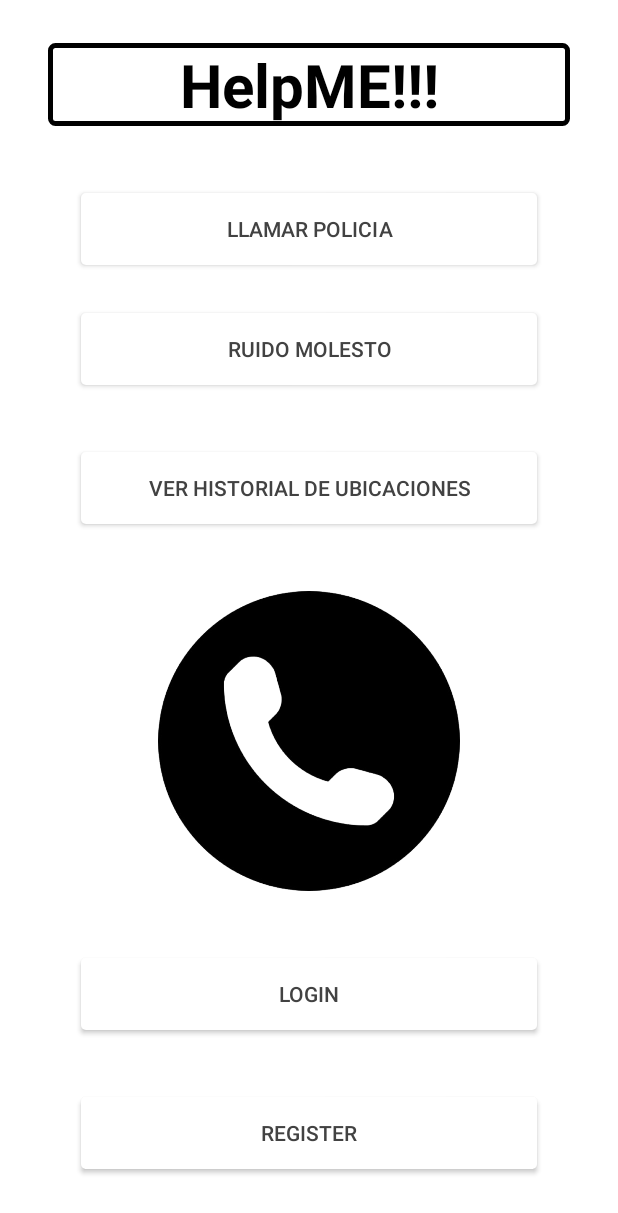
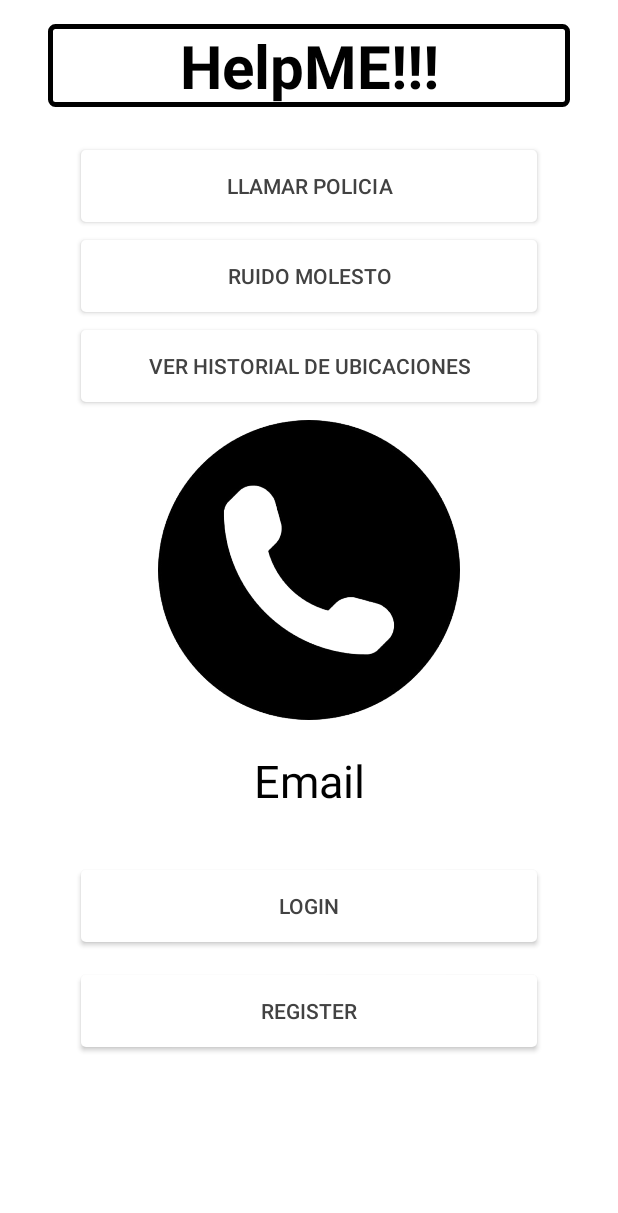
Before and after one commit to felipetoro04/AppSemestralV1, an Android app: the screen it shows after launch (MainActivity), on a phone screen of 412 x 824 dp. Shown: the top 1213 px of the screen. Run offline under Robolectric (Android 15) with nearby library versions, the phone set to English and light mode, and no system bars.

Commit message:
First Oficial commit

```diff
--- a/app/src/main/java/com/example/appsemestralv1/MainActivity.java
+++ b/app/src/main/java/com/example/appsemestralv1/MainActivity.java
@@ -3,12 +3,49 @@ package com.example.appsemestralv1;
 import androidx.appcompat.app.AppCompatActivity;
 
 import android.os.Bundle;
+import android.view.View;
+import android.widget.Button;
+import android.widget.TextView;
+import android.widget.Toast;
 
-public class MainActivity extends AppCompatActivity {
+import com.google.android.material.floatingactionbutton.FloatingActionButton;
+
+public class MainActivity extends AppCompatActivity  implements DialogLogin.DialogLoginListener{
+    private Button loginbutton;
+    private TextView textView_Email;
+
+
 
     @Override
     protected void onCreate(Bundle savedInstanceState) {
         super.onCreate(savedInstanceState);
         setContentView(R.layout.activity_main);
+        textView_Email = findViewById(R.id.textView_email);
+
+
+        loginbutton = (Button) findViewById(R.id.LoginButton);
+        loginbutton.setOnClickListener(new View.OnClickListener() {
+            @Override
+            public void onClick(View v) {
+                openDialog();
+
+
+
+            }
+        });
+
     }
-}
+    public void openDialog(){
+        DialogLogin dialogLogin = new DialogLogin();
+        dialogLogin.show(getSupportFragmentManager(),"dialog Login");
+
+
+    }
+    @Override
+    public  void  applyTexts(String email){
+        textView_Email.setText(email);
+
+    }
+
+
+    }
--- /dev/null
+++ b/app/src/main/res/drawable/ic_baseline_person_24.xml
@@ -0,0 +1,5 @@
+<vector android:height="24dp" android:tint="#6BCB0B"
+    android:viewportHeight="24" android:viewportWidth="24"
+    android:width="24dp" xmlns:android="http://schemas.android.com/apk/res/android">
+    <path android:fillColor="@android:color/white" android:pathData="M12,12c2.21,0 4,-1.79 4,-4s-1.79,-4 -4,-4 -4,1.79 -4,4 1.79,4 4,4zM12,14c-2.67,0 -8,1.34 -8,4v2h16v-2c0,-2.66 -5.33,-4 -8,-4z"/>
+</vector>
--- a/app/src/main/res/layout/activity_main.xml
+++ b/app/src/main/res/layout/activity_main.xml
@@ -1,5 +1,5 @@
 <?xml version="1.0" encoding="utf-8"?>
-<androidx.constraintlayout.widget.ConstraintLayout xmlns:android="http://schemas.android.com/apk/res/android"
+<androidx.coordinatorlayout.widget.CoordinatorLayout xmlns:android="http://schemas.android.com/apk/res/android"
     xmlns:app="http://schemas.android.com/apk/res-auto"
     xmlns:tools="http://schemas.android.com/tools"
     android:background="@color/white"
@@ -7,9 +7,11 @@
     android:layout_height="match_parent"
     tools:context=".MainActivity">
 
+    <RelativeLayout
+        android:layout_width="match_parent"
+        android:layout_height="wrap_content">
 
         <TextView
-        android:textColor="@color/black"
             android:id="@+id/NameApp"
             android:layout_width="match_parent"
             android:layout_height="wrap_content"
@@ -19,17 +21,13 @@
             android:layout_marginEnd="32dp"
             android:layout_marginRight="32dp"
             android:layout_marginBottom="16dp"
+            android:background="@drawable/boton_sombra"
+            android:gravity="center_horizontal"
             android:text="HelpME!!!"
+            android:textAlignment="center"
+            android:textColor="@color/black"
             android:textSize="40dp"
-        android:textStyle="bold"
-        android:textAlignment="center"
-        android:background="@drawable/boton_sombra"
-        app:layout_constraintBottom_toTopOf="@+id/CallPolice"
-        app:layout_constraintEnd_toEndOf="parent"
-        app:layout_constraintHorizontal_bias="0.0"
-        app:layout_constraintStart_toStartOf="parent"
-        app:layout_constraintTop_toTopOf="parent"
-        android:gravity="center_horizontal" />
+            android:textStyle="bold" />
 
         <Button
             android:id="@+id/CallPolice"
@@ -37,17 +35,13 @@
             android:layout_height="wrap_content"
             android:layout_marginStart="54dp"
             android:layout_marginLeft="54dp"
-        android:layout_marginTop="16dp"
+            android:layout_marginTop="100dp"
             android:layout_marginEnd="54dp"
             android:layout_marginRight="54dp"
             android:layout_marginBottom="3dp"
+            android:background="@drawable/button_circle_two"
             android:text="LLAMAR POLICIA"
-        android:background="@drawable/button_circle_two"
             android:textColor="@color/cardview_dark_background"
-        app:layout_constraintBottom_toTopOf="@+id/Sound"
-        app:layout_constraintEnd_toEndOf="parent"
-        app:layout_constraintStart_toStartOf="parent"
-        app:layout_constraintTop_toBottomOf="@+id/NameApp"
             />
 
         <Button
@@ -56,17 +50,14 @@
             android:layout_height="wrap_content"
             android:layout_marginStart="54dp"
             android:layout_marginLeft="54dp"
-        android:layout_marginTop="16dp"
+            android:layout_marginTop="160dp"
             android:layout_marginEnd="54dp"
             android:layout_marginRight="54dp"
             android:layout_marginBottom="16dp"
+            android:background="@drawable/button_circle_two"
             android:text="RUIDO MOLESTO"
-        android:background="@drawable/button_circle_two"
             android:textColor="@color/cardview_dark_background"
-        app:layout_constraintBottom_toTopOf="@+id/HistoryTrack"
-        app:layout_constraintEnd_toEndOf="parent"
-        app:layout_constraintStart_toStartOf="parent"
-        app:layout_constraintTop_toBottomOf="@+id/CallPolice" />
+            />
 
         <Button
             android:id="@+id/HistoryTrack"
@@ -74,18 +65,13 @@
             android:layout_height="wrap_content"
             android:layout_marginStart="54dp"
             android:layout_marginLeft="54dp"
-        android:layout_marginTop="16dp"
+            android:layout_marginTop="220dp"
             android:layout_marginEnd="54dp"
             android:layout_marginRight="54dp"
             android:layout_marginBottom="16dp"
             android:background="@drawable/button_circle_two"
-        android:textColor="@color/cardview_dark_background"
             android:text="VER HISTORIAL DE UBICACIONES"
-        app:layout_constraintBottom_toTopOf="@+id/CallFamily"
-        app:layout_constraintEnd_toEndOf="parent"
-        app:layout_constraintStart_toStartOf="parent"
-        app:layout_constraintTop_toBottomOf="@+id/Sound" />
-
+            android:textColor="@color/cardview_dark_background" />
         <ImageButton
             android:id="@+id/CallFamily"
             android:layout_width="match_parent"
@@ -93,33 +79,26 @@
             android:layout_marginStart="105dp"
 
             android:layout_marginLeft="105dp"
-        android:layout_marginTop="16dp"
+            android:layout_marginTop="280dp"
             android:layout_marginEnd="105dp"
             android:layout_marginRight="105dp"
             android:layout_marginBottom="16dp"
-        android:background="@drawable/logo_call"
-        app:layout_constraintBottom_toTopOf="@+id/LogButton"
-        app:layout_constraintEnd_toEndOf="parent"
-        app:layout_constraintStart_toStartOf="parent"
-        app:layout_constraintTop_toBottomOf="@+id/HistoryTrack" />
+            android:background="@drawable/logo_call" />
 
         <Button
-        android:id="@+id/LogButton"
+            android:id="@+id/LoginButton"
             android:layout_width="match_parent"
             android:layout_height="wrap_content"
             android:layout_marginStart="54dp"
             android:layout_marginLeft="54dp"
-        android:layout_marginTop="16dp"
+            android:layout_marginTop="580dp"
             android:layout_marginEnd="54dp"
             android:layout_marginRight="54dp"
-        android:layout_marginBottom="16dp"
+            android:layout_marginBottom="32dp"
+            android:background="@drawable/button_circle_two"
             android:text="LOGIN"
-        android:background="@drawable/button_circle_two"
-        android:textColor="@color/cardview_dark_background"
-        app:layout_constraintBottom_toTopOf="@+id/RegisterButton"
-        app:layout_constraintEnd_toEndOf="parent"
-        app:layout_constraintStart_toStartOf="parent"
-        app:layout_constraintTop_toBottomOf="@+id/CallFamily" />
+            android:textColor="@color/cardview_dark_background" />
+
 
         <Button
             android:id="@+id/RegisterButton"
@@ -127,21 +106,34 @@
             android:layout_height="wrap_content"
             android:layout_marginStart="54dp"
             android:layout_marginLeft="54dp"
-        android:layout_marginTop="16dp"
+            android:layout_marginTop="650dp"
             android:layout_marginEnd="54dp"
             android:layout_marginRight="54dp"
             android:layout_marginBottom="32dp"
+            android:background="@drawable/button_circle_two"
             android:text="REGISTER"
-        android:background="@drawable/button_circle_two"
-        android:textColor="@color/cardview_dark_background"
-        app:layout_constraintBottom_toBottomOf="parent"
-        app:layout_constraintEnd_toEndOf="parent"
-        app:layout_constraintStart_toStartOf="parent"
-        app:layout_constraintTop_toBottomOf="@+id/LogButton" />
+            android:textColor="@color/cardview_dark_background" />
+
+        <TextView
+            android:id="@+id/textView_email"
+            android:layout_width="match_parent"
+            android:layout_height="wrap_content"
+            android:gravity="center_horizontal"
+            android:text="Email"
+            android:textSize="30sp"
+            android:layout_marginTop="500dp"
+            android:textAlignment="center"
+            android:textColor="@color/black"
+            />
 
 
 
 
 
 
-</androidx.constraintlayout.widget.ConstraintLayout>
+
+    </RelativeLayout>
+
+
+
+</androidx.coordinatorlayout.widget.CoordinatorLayout>
```
Also changed, not shown: app/src/main/java/com/example/appsemestralv1/DialogLogin.java (added, +70 -0 lines), app/src/main/res/layout/layout_dialog.xml (added, +28 -0 lines). Lines whose indentation alone changed are shown as unchanged.
